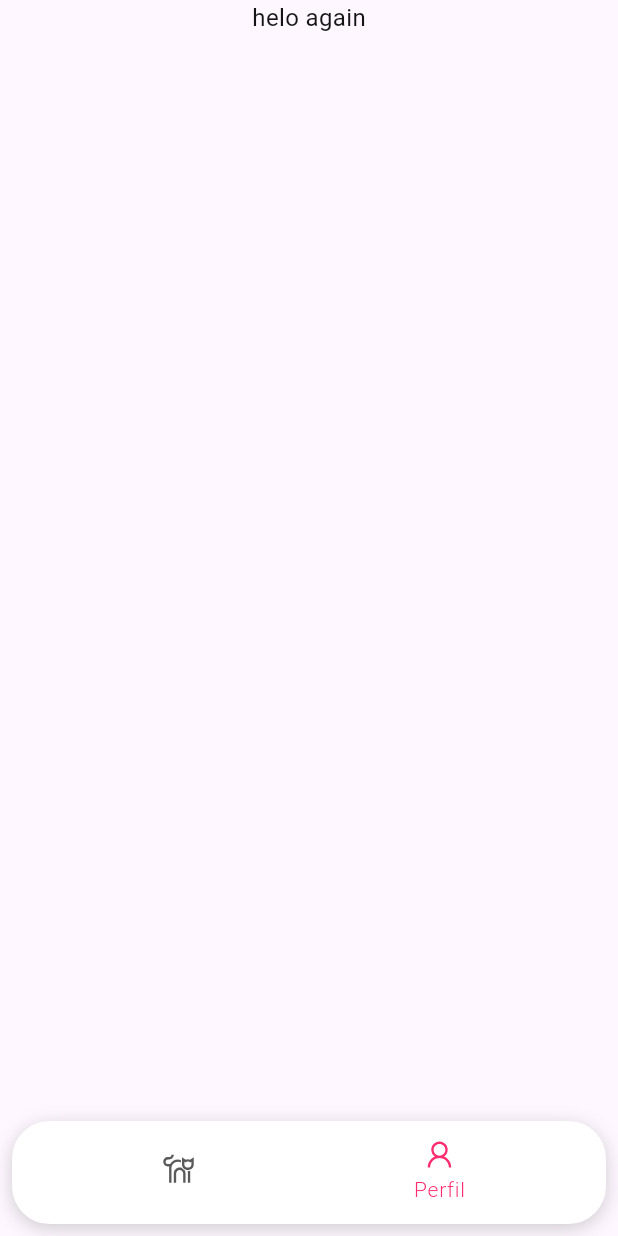
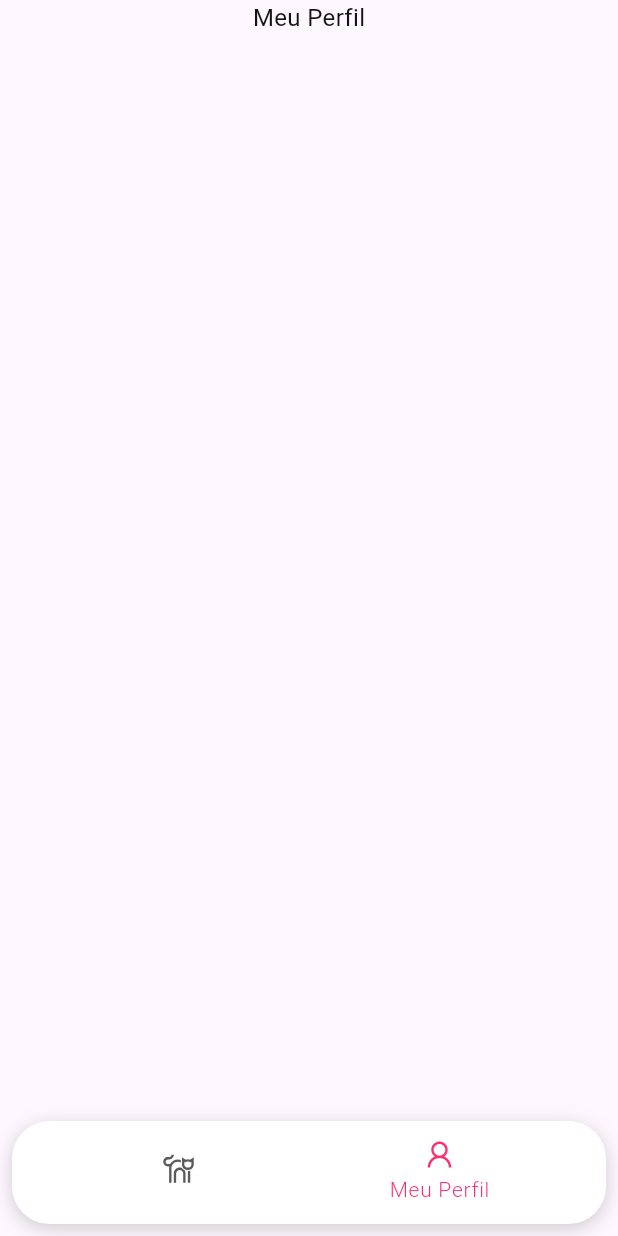
Before and after one commit to voidrt/pettrack, a Flutter app: the UserHomePage screen opened by its route, tab 2 chosen, on a phone screen of 412 x 824 dp. Run offline on Flutter 3.47's test engine with Material 3 defaults, Android fonts, the phone set to English and light mode, and no system bars; our stand-ins replace go_router, google_fonts, line_icons; Roboto replaces fonts that are missing (Exo).

Commit message:
Working on Auth and User Model / Profile

```diff
--- /dev/null
+++ b/lib/core/models/pet_model.dart
@@ -0,0 +1,13 @@
+class Pet {
+  Pet({
+    required this.id,
+    required this.name,
+  });
+
+  final int id;
+  final String name;
+
+  factory Pet.fromRegistry(String name) {
+    return Pet(name: name, id: 12);
+  }
+}
--- a/lib/core/routes.dart
+++ b/lib/core/routes.dart
@@ -24,8 +24,8 @@ class MasterNavigator {
         builder: (context, state) => const LoginToAccountScreen(),
       ),
       GoRoute(
-        path: '/user-page',
-        name: 'user-page',
+        path: '/home',
+        name: 'home',
         builder: (context, state) => const UserHomePage(),
       ),
     ],
--- a/lib/interface/auth/login_to_account/login.dart
+++ b/lib/interface/auth/login_to_account/login.dart
@@ -4,6 +4,7 @@ import 'package:pet_track/core/routes.dart';
 import 'package:pet_track/interface/global/buttons/standard_button.dart';
 import 'package:pet_track/interface/global/text/standard_text.dart';
 import 'package:pet_track/interface/global/text_field.dart';
+import 'package:pet_track/interface/initial/widgets/page_header.dart';
 
 class LoginToAccountScreen extends StatelessWidget {
   const LoginToAccountScreen({super.key});
@@ -43,7 +44,7 @@ class LoginToAccountScreen extends StatelessWidget {
           ),
           StandardButton(
             onTap: () {
-              context.goNamed('user-page');
+              context.goNamed('home');
             },
             text: 'Login to Account',
             backgroundColor: Theme.of(context).colorScheme.primary,
--- a/lib/interface/home/navigation/navigation_bar.dart
+++ b/lib/interface/home/navigation/navigation_bar.dart
@@ -55,7 +55,7 @@ class _CustomNavigationBarState extends State<CustomNavigationBar> {
               icon: Icon(LineIcons.cat, size: 25),
             ),
             Tab(
-              text: 'Perfil',
+              text: 'Meu Perfil',
               iconMargin: EdgeInsets.symmetric(vertical: 2),
               icon: Icon(LineIcons.user, size: 25),
             ),
--- a/lib/interface/home/profile/user_profile.dart
+++ b/lib/interface/home/profile/user_profile.dart
@@ -7,7 +7,7 @@ class UserProfile extends StatelessWidget {
   Widget build(BuildContext context) {
     return const Column(
       children: [
-        Text('helo again'),
+        Text('Meu Perfil'),
       ],
     );
   }
```
Also changed, not shown: lib/core/models/user_model.dart (added, +17 -0 lines), lib/interface/auth/create_account/create_account.dart (+48 -2 lines), lib/interface/initial/widgets/page_header.dart (+10 -2 lines), pubspec.lock.
